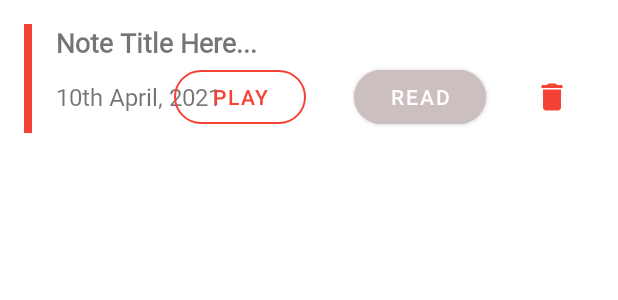
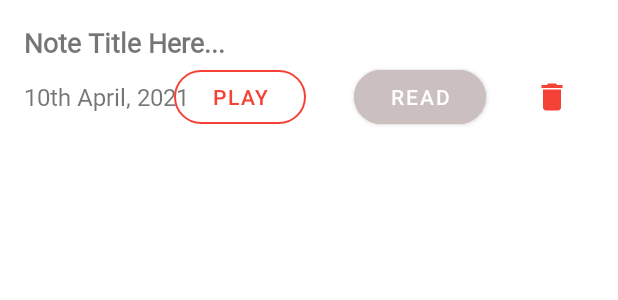
Before and after one commit to zubisofts/Note-Recorder, an Android app: the layout note_list_item.xml on its own in the app's theme, with its tools: preview values and no code run, on a phone screen of 412 x 824 dp. Shown: the top 300 px of the screen. Run offline under Robolectric (Android 15) with nearby library versions, the phone set to English and light mode, and no system bars.

```diff
--- a/app/src/main/res/layout/note_list_item.xml
+++ b/app/src/main/res/layout/note_list_item.xml
@@ -1,17 +1,17 @@
 <?xml version="1.0" encoding="utf-8"?>
 <LinearLayout xmlns:android="http://schemas.android.com/apk/res/android"
     xmlns:app="http://schemas.android.com/apk/res-auto"
-    android:orientation="horizontal"
     android:layout_width="match_parent"
     android:layout_height="wrap_content"
-    android:layout_margin="16dp">
+    android:layout_margin="16dp"
+    android:orientation="vertical">
 
     <FrameLayout
+        android:id="@+id/catIndicator"
         android:layout_width="5dp"
         android:layout_height="match_parent"
-        android:id="@+id/catIndicator"
-        android:background="@color/red"
-        android:layout_marginEnd="16dp"/>
+        android:layout_marginEnd="16dp"
+        android:background="@color/red" />
 
     <LinearLayout
         android:layout_width="match_parent"
@@ -19,15 +19,15 @@
         android:orientation="vertical">
 
         <TextView
+            android:id="@+id/txtNoteTitle"
             android:layout_width="wrap_content"
             android:layout_height="wrap_content"
-            android:id="@+id/txtNoteTitle"
+            android:ellipsize="end"
+            android:fontFamily="@font/baloo"
+            android:maxLines="1"
             android:text="Note Title Here..."
-            android:maxLines="1"
-            android:ellipsize="end"
-            android:textStyle="bold"
             android:textSize="18sp"
-            android:fontFamily="@font/baloo"/>
+            android:textStyle="bold" />
 
         <RelativeLayout
             android:layout_width="match_parent"
@@ -36,51 +36,51 @@
             android:orientation="horizontal">
 
             <TextView
+                android:id="@+id/txtDate"
                 android:layout_width="wrap_content"
                 android:layout_height="wrap_content"
-            android:id="@+id/txtDate"
+                android:layout_centerVertical="true"
+                android:fontFamily="@font/baloo"
                 android:text="10th April, 2021"
-            android:layout_centerVertical="true"
-            android:textSize="16sp"
-            android:fontFamily="@font/baloo"/>
+                android:textSize="16sp" />
 
             <LinearLayout
                 android:layout_width="wrap_content"
                 android:layout_height="wrap_content"
+                android:layout_alignParentEnd="true"
                 android:layout_centerVertical="true"
-            android:layout_alignParentEnd="true"
                 android:orientation="horizontal">
 
                 <com.google.android.material.button.MaterialButton
+                    android:id="@+id/btnPlay"
+                    style="@style/Widget.MaterialComponents.Button.OutlinedButton"
                     android:layout_width="wrap_content"
                     android:layout_height="wrap_content"
-            android:id="@+id/btnPlay"
+                    android:layout_gravity="center_vertical"
+                    android:layout_marginHorizontal="16dp"
                     android:text="play"
-            style="@style/Widget.MaterialComponents.Button.OutlinedButton"
-            android:layout_gravity="center_vertical"
-            app:strokeColor="@color/red"
-            android:layout_marginHorizontal="16dp"
                     android:textColor="@color/red"
-            app:cornerRadius="20dp"/>
+                    app:cornerRadius="20dp"
+                    app:strokeColor="@color/red" />
 
                 <com.google.android.material.button.MaterialButton
+                    android:id="@+id/btnRead"
                     android:layout_width="wrap_content"
                     android:layout_height="wrap_content"
-            android:id="@+id/btnRead"
+                    android:layout_gravity="center_vertical"
+                    android:layout_marginHorizontal="16dp"
+                    android:backgroundTint="#CCBFBF"
                     android:text="READ"
-            android:layout_gravity="center_vertical"
-            android:backgroundTint="#CCBFBF"
-            app:cornerRadius="20dp"
-            android:layout_marginHorizontal="16dp"/>
+                    app:cornerRadius="20dp" />
 
                 <ImageView
+                    android:id="@+id/btnDeleteNote"
                     android:layout_width="wrap_content"
                     android:layout_height="wrap_content"
-            android:id="@+id/btnDeleteNote"
-            app:tint="@color/red"
                     android:layout_gravity="center_vertical"
+                    android:layout_marginHorizontal="16dp"
                     android:src="@drawable/ic_baseline_delete_24"
-            android:layout_marginHorizontal="16dp"/>
+                    app:tint="@color/red" />
 
             </LinearLayout>
 
```
Also changed, not shown: app/src/main/java/com/zubisoft/noterecorder/HomeFragment.java (+44 -1 lines). Lines whose indentation alone changed are shown as unchanged.
